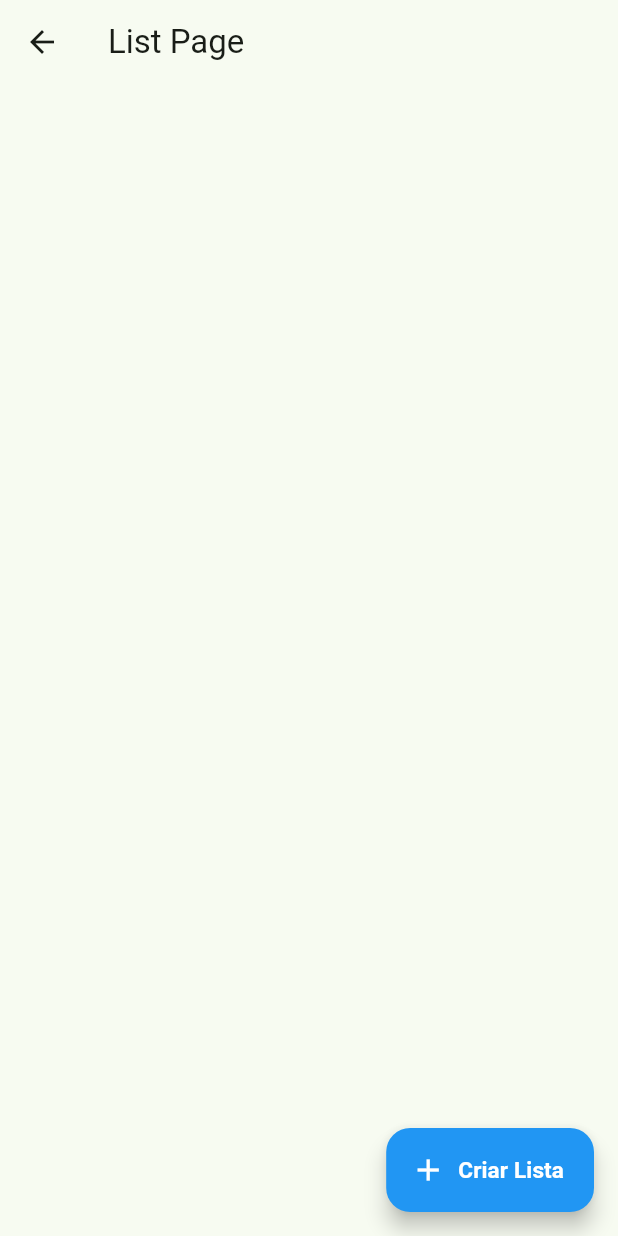
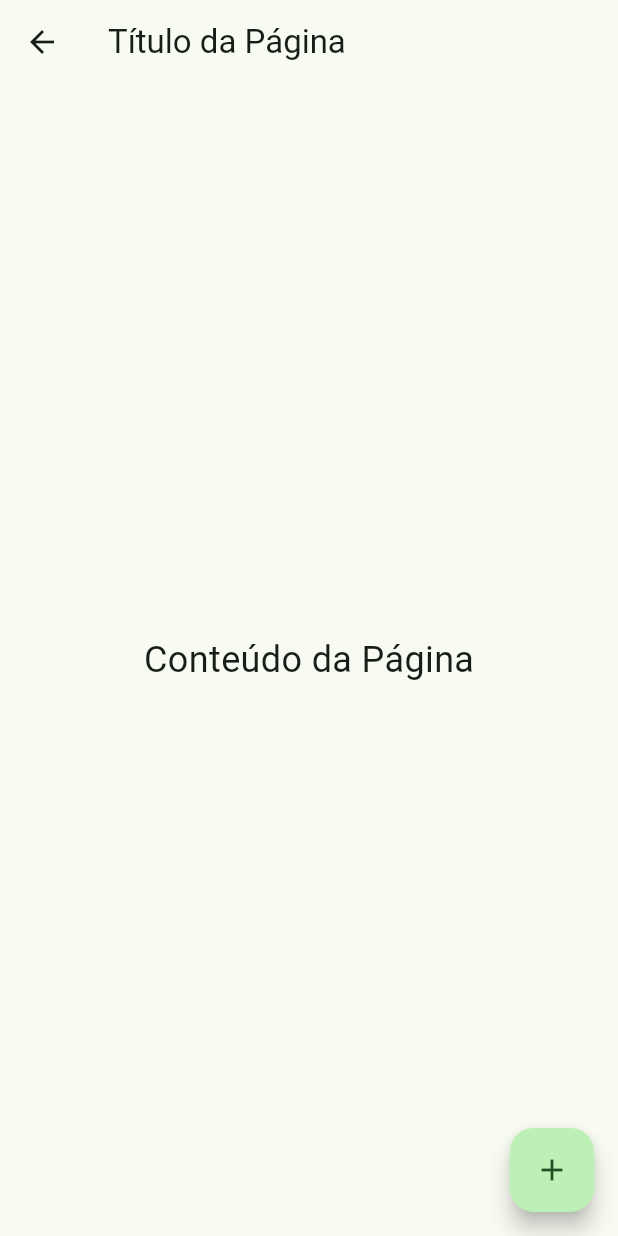
Before and after one commit to GabrielAdelino/Lista_compras, a Flutter app: the screen it shows after launch, after a tap on "Acesse suas Listas", on a phone screen of 412 x 824 dp. Run offline on Flutter 3.47's test engine with Material 3 defaults, Android fonts, the phone set to English and light mode, and no system bars.

Commit message:
basic list page

```diff
--- /dev/null
+++ b/lib/components/itens_list.dart
@@ -0,0 +1,39 @@
+import 'package:flutter/material.dart';
+
+class ItensList extends StatelessWidget {
+  const ItensList({Key? key}) : super(key: key);
+
+  @override
+  Widget build(BuildContext context) {
+    return Scaffold(
+      appBar: AppBar(
+        title: const Text('Título da Página'),
+        leading: IconButton(
+          icon: const Icon(Icons.arrow_back),
+          onPressed: () {
+            Navigator.pop(context); // Voltar para a página anterior
+          },
+        ),
+      ),
+      body: const Center(
+        child: Text(
+          'Conteúdo da Página',
+          style: TextStyle(fontSize: 24),
+        ),
+      ),
+      floatingActionButton: FloatingActionButton(
+        onPressed: () {
+          // Ação do botão
+        },
+        child: const Icon(Icons.add),
+      ),
+      floatingActionButtonLocation: FloatingActionButtonLocation.endFloat, // Coloca o botão no canto inferior direito
+    );
+  }
+}
+
+void main() {
+  runApp(const MaterialApp(
+    home: ItensList(),
+  ));
+}
--- a/lib/pages/home_page.dart
+++ b/lib/pages/home_page.dart
@@ -1,4 +1,5 @@
 import 'package:flutter/material.dart';
+import 'package:lista_compras/components/itens_list.dart';
 import 'package:lista_compras/pages/list_page.dart';
 // import 'package:lista_compras/pages/list_page.dart';
 import 'package:lista_compras/pages/registration_page.dart';
@@ -45,7 +46,7 @@ class HomePageState extends State<HomePage> {
                   onPressed: () {
                     Navigator.push(
                         context,
-                        MaterialPageRoute(builder: (context) => ListPage()),
+                        MaterialPageRoute(builder: (context) => ItensList()),
                         );
                   },
                   style: ElevatedButton.styleFrom(
```
Also changed, not shown: lib/pages/registration_page.dart (+46 -8 lines).
